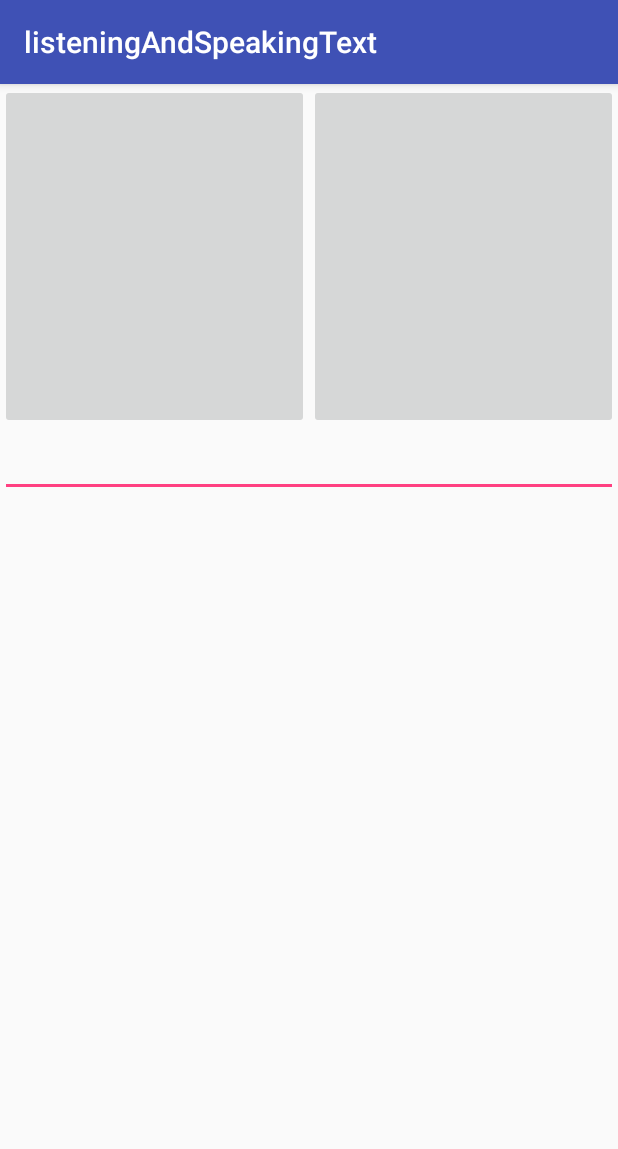
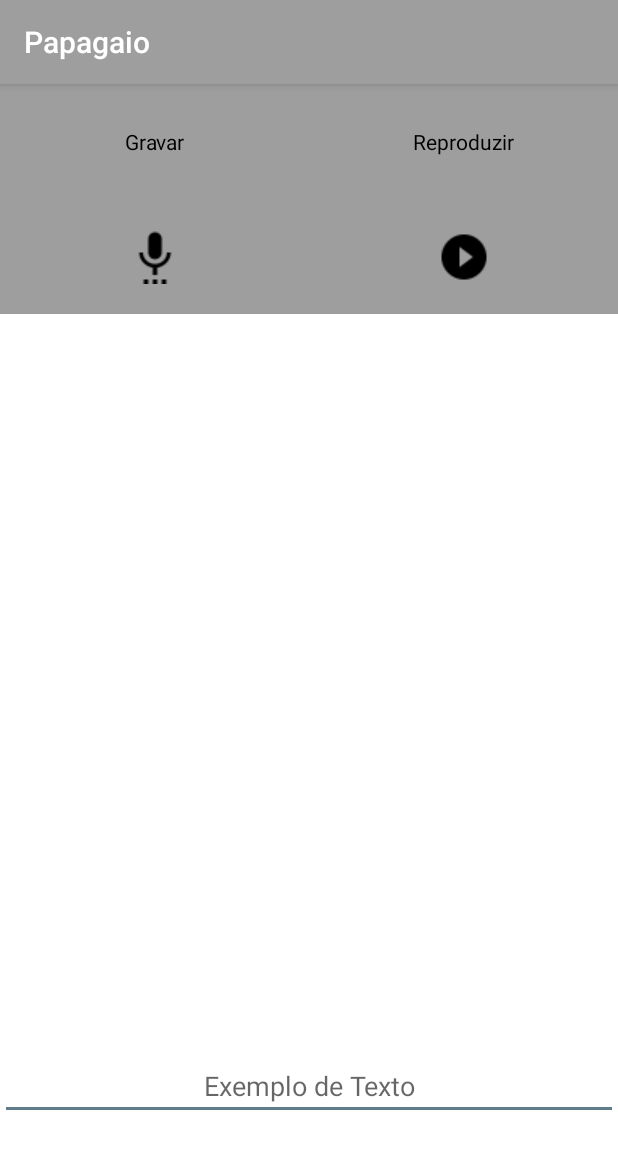
Before and after one commit to duanbressan/listening-and-speaking-a-text, an Android app: the screen it shows after launch (MainActivity), on a phone screen of 412 x 824 dp. Shown: the top 1149 px of the screen. Run offline under Robolectric (Android 15) with nearby library versions, the phone set to English and light mode, and no system bars.

Commit message:
Layout e posicionamento dos itens terminados Adicionado icones ao drawable

```diff
--- a/app/src/main/res/layout/activity_main.xml
+++ b/app/src/main/res/layout/activity_main.xml
@@ -5,27 +5,62 @@
     android:layout_height="match_parent"
     tools:context="duan.example.listeningandspeakingtext.MainActivity"
     android:weightSum="10"
-    android:orientation="vertical">
+    android:orientation="vertical"
+    android:background="@android:color/white">
 
     <LinearLayout
         android:layout_width="match_parent"
         android:layout_height="0dp"
-        android:layout_weight="3"
+        android:layout_weight="1"
         android:orientation="horizontal"
-        android:weightSum="2">
+        android:weightSum="2"
+        android:background="@color/colorPrimary">
+
+        <TextView
+            android:layout_width="0dp"
+            android:layout_height="wrap_content"
+            android:layout_weight="1"
+            android:textColor="@android:color/black"
+            android:text="Gravar"
+            android:layout_gravity="center"
+            android:gravity="center"
+            android:background="@color/colorPrimary"/>
+
+        <TextView
+            android:layout_width="0dp"
+            android:layout_height="wrap_content"
+            android:layout_weight="1"
+            android:textColor="@android:color/black"
+            android:text="Reproduzir"
+            android:layout_gravity="center"
+            android:gravity="center"
+            android:background="@color/colorPrimary"/>
+
+    </LinearLayout>
+
+    <LinearLayout
+        android:layout_width="match_parent"
+        android:layout_height="0dp"
+        android:layout_weight="1"
+        android:orientation="horizontal"
+        android:weightSum="2"
+        android:background="@color/colorPrimary">
 
         <ImageButton
             android:layout_width="0dp"
             android:layout_height="match_parent"
-            android:layout_weight="1"/>
+            android:layout_weight="1"
+            android:src="@drawable/ic_voice"
+            android:background="@color/colorPrimary"/>
 
         <ImageButton
             android:layout_width="0dp"
             android:layout_height="match_parent"
-            android:layout_weight="1"/>
+            android:layout_weight="1"
+            android:src="@drawable/ic_play"
+            android:background="@color/colorPrimary"/>
 
     </LinearLayout>
-
 
     <RelativeLayout
         android:layout_width="match_parent"
@@ -33,7 +68,10 @@
         android:layout_weight="7">
         <EditText
             android:layout_width="match_parent"
-            android:layout_height="wrap_content"/>
+            android:layout_height="match_parent"
+            android:textColor="@android:color/black"
+            android:hint="Exemplo de Texto"
+            android:gravity="bottom|center"/>
 
     </RelativeLayout>
 
--- a/app/src/main/res/values/colors.xml
+++ b/app/src/main/res/values/colors.xml
@@ -1,6 +1,6 @@
 <?xml version="1.0" encoding="utf-8"?>
 <resources>
-    <color name="colorPrimary">#3F51B5</color>
-    <color name="colorPrimaryDark">#303F9F</color>
-    <color name="colorAccent">#FF4081</color>
+    <color name="colorPrimary">#9E9E9E</color>
+    <color name="colorPrimaryDark">#616161</color>
+    <color name="colorAccent">#607D8B</color>
 </resources>
--- a/app/src/main/res/values/strings.xml
+++ b/app/src/main/res/values/strings.xml
@@ -1,3 +1,3 @@
 <resources>
-    <string name="app_name">listeningAndSpeakingText</string>
+    <string name="app_name">Papagaio</string>
 </resources>
```
Also changed, not shown: app/src/main/res/drawable/ic_play.png (added), app/src/main/res/drawable/ic_voice.png (added).
